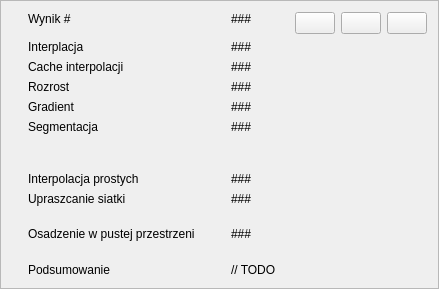
Qt form src/SokarUi/SegmentationResultWidget.ui (jedrzejowski/sokar-app) before a commit.
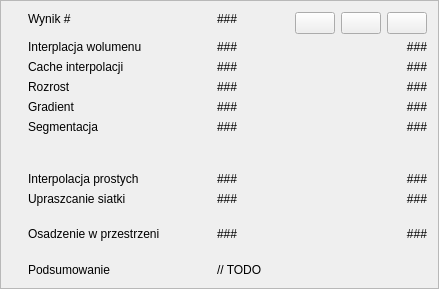
The same form after that commit. Icons and pictures are not drawn.

What changed in the file:
```diff
--- a/src/SokarUi/SegmentationResultWidget.ui
+++ b/src/SokarUi/SegmentationResultWidget.ui
@@ -19,7 +19,61 @@
   <property name="frameShadow">
    <enum>QFrame::Plain</enum>
   </property>
-  <layout class="QGridLayout" name="gridLayout_2" columnstretch="0,1,1">
+  <layout class="QGridLayout" name="gridLayout_2" columnstretch="0,1,1,0">
+   <item row="11" column="1">
+    <widget class="QLabel" name="label_7">
+     <property name="text">
+      <string>Osadzenie w przestrzeni</string>
+     </property>
+    </widget>
+   </item>
+   <item row="5" column="2">
+    <widget class="QLabel" name="segmentation_label">
+     <property name="text">
+      <string>###</string>
+     </property>
+     <property name="alignment">
+      <set>Qt::AlignLeading|Qt::AlignLeft|Qt::AlignTop</set>
+     </property>
+    </widget>
+   </item>
+   <item row="3" column="2">
+    <widget class="QLabel" name="region_growth_label">
+     <property name="text">
+      <string>###</string>
+     </property>
+     <property name="alignment">
+      <set>Qt::AlignLeading|Qt::AlignLeft|Qt::AlignTop</set>
+     </property>
+    </widget>
+   </item>
+   <item row="0" column="0" rowspan="14">
+    <widget class="QWidget" name="colorPreview" native="true">
+     <property name="minimumSize">
+      <size>
+       <width>10</width>
+       <height>0</height>
+      </size>
+     </property>
+    </widget>
+   </item>
+   <item row="1" column="3">
+    <widget class="QLabel" name="volume_interpolation_time">
+     <property name="text">
+      <string>###</string>
+     </property>
+     <property name="alignment">
+      <set>Qt::AlignRight|Qt::AlignTrailing|Qt::AlignVCenter</set>
+     </property>
+    </widget>
+   </item>
+   <item row="11" column="2">
+    <widget class="QLabel" name="volume_env_label">
+     <property name="text">
+      <string>###</string>
+     </property>
+    </widget>
+   </item>
    <item row="13" column="2">
     <widget class="QLabel" name="sumLabel">
      <property name="text">
@@ -30,17 +84,158 @@
      </property>
     </widget>
    </item>
-   <item row="13" column="1">
-    <widget class="QLabel" name="label_10">
+   <item row="3" column="3">
+    <widget class="QLabel" name="region_growth_time">
      <property name="text">
-      <string>Podsumowanie</string>
+      <string>###</string>
      </property>
      <property name="alignment">
+      <set>Qt::AlignRight|Qt::AlignTrailing|Qt::AlignVCenter</set>
+     </property>
+    </widget>
+   </item>
+   <item row="5" column="3">
+    <widget class="QLabel" name="segmentation_time">
+     <property name="text">
+      <string>###</string>
+     </property>
+     <property name="alignment">
+      <set>Qt::AlignRight|Qt::AlignTrailing|Qt::AlignVCenter</set>
+     </property>
+    </widget>
+   </item>
+   <item row="8" column="2">
+    <widget class="QLabel" name="line_interpolation_label">
+     <property name="text">
+      <string>###</string>
+     </property>
+    </widget>
+   </item>
+   <item row="2" column="3">
+    <widget class="QLabel" name="volume_interpolation_cache_time">
+     <property name="text">
+      <string>###</string>
+     </property>
+     <property name="alignment">
+      <set>Qt::AlignRight|Qt::AlignTrailing|Qt::AlignVCenter</set>
+     </property>
+    </widget>
+   </item>
+   <item row="2" column="1">
+    <widget class="QLabel" name="label_5">
+     <property name="text">
+      <string>Cache interpolacji</string>
+     </property>
+     <property name="alignment">
       <set>Qt::AlignLeading|Qt::AlignLeft|Qt::AlignTop</set>
      </property>
     </widget>
    </item>
-   <item row="0" column="2">
+   <item row="5" column="1">
+    <widget class="QLabel" name="label_2">
+     <property name="text">
+      <string>Segmentacja</string>
+     </property>
+     <property name="alignment">
+      <set>Qt::AlignLeading|Qt::AlignLeft|Qt::AlignTop</set>
+     </property>
+    </widget>
+   </item>
+   <item row="4" column="3">
+    <widget class="QLabel" name="gradient_time">
+     <property name="text">
+      <string>###</string>
+     </property>
+     <property name="alignment">
+      <set>Qt::AlignRight|Qt::AlignTrailing|Qt::AlignVCenter</set>
+     </property>
+    </widget>
+   </item>
+   <item row="1" column="1">
+    <widget class="QLabel" name="label_4">
+     <property name="text">
+      <string>Interplacja wolumenu</string>
+     </property>
+     <property name="alignment">
+      <set>Qt::AlignLeading|Qt::AlignLeft|Qt::AlignTop</set>
+     </property>
+    </widget>
+   </item>
+   <item row="4" column="2">
+    <widget class="QLabel" name="gradient_label">
+     <property name="text">
+      <string>###</string>
+     </property>
+    </widget>
+   </item>
+   <item row="1" column="2">
+    <widget class="QLabel" name="volume_interpolation_label">
+     <property name="text">
+      <string>###</string>
+     </property>
+     <property name="alignment">
+      <set>Qt::AlignLeading|Qt::AlignLeft|Qt::AlignTop</set>
+     </property>
+    </widget>
+   </item>
+   <item row="3" column="1">
+    <widget class="QLabel" name="label_3">
+     <property name="text">
+      <string>Rozrost</string>
+     </property>
+     <property name="alignment">
+      <set>Qt::AlignLeading|Qt::AlignLeft|Qt::AlignTop</set>
+     </property>
+    </widget>
+   </item>
+   <item row="8" column="3">
+    <widget class="QLabel" name="line_interpolation_time">
+     <property name="text">
+      <string>###</string>
+     </property>
+     <property name="alignment">
+      <set>Qt::AlignRight|Qt::AlignTrailing|Qt::AlignVCenter</set>
+     </property>
+    </widget>
+   </item>
+   <item row="9" column="3">
+    <widget class="QLabel" name="mesh_simplification_time">
+     <property name="text">
+      <string>###</string>
+     </property>
+     <property name="alignment">
+      <set>Qt::AlignRight|Qt::AlignTrailing|Qt::AlignVCenter</set>
+     </property>
+    </widget>
+   </item>
+   <item row="8" column="1">
+    <widget class="QLabel" name="label_9">
+     <property name="text">
+      <string>Interpolacja prostych</string>
+     </property>
+    </widget>
+   </item>
+   <item row="0" column="1">
+    <widget class="QLabel" name="label">
+     <property name="text">
+      <string>Wynik #</string>
+     </property>
+     <property name="alignment">
+      <set>Qt::AlignLeading|Qt::AlignLeft|Qt::AlignTop</set>
+     </property>
+    </widget>
+   </item>
+   <item row="9" column="1">
+    <widget class="QLabel" name="label_8">
+     <property name="text">
+      <string>Upraszcanie siatki</string>
+     </property>
+     <property name="alignment">
+      <set>Qt::AlignLeading|Qt::AlignLeft|Qt::AlignTop</set>
+     </property>
+    </widget>
+   </item>
+   <item row="0" column="2" colspan="2">
     <layout class="QHBoxLayout" name="horizontalLayout_2">
      <item>
       <widget class="QLabel" name="colorName">
@@ -103,18 +298,8 @@
      </item>
     </layout>
    </item>
-   <item row="0" column="0" rowspan="14">
-    <widget class="QWidget" name="colorPreview" native="true">
-     <property name="minimumSize">
-      <size>
-       <width>10</width>
-       <height>0</height>
-      </size>
-     </property>
-    </widget>
-   </item>
-   <item row="3" column="2">
-    <widget class="QLabel" name="region_growth_label">
+   <item row="9" column="2">
+    <widget class="QLabel" name="mesh_simplification_label">
      <property name="text">
       <string>###</string>
      </property>
@@ -123,40 +308,10 @@
      </property>
     </widget>
    </item>
-   <item row="5" column="2">
-    <widget class="QLabel" name="segmentation_label">
+   <item row="13" column="1">
+    <widget class="QLabel" name="label_10">
      <property name="text">
-      <string>###</string>
-     </property>
-     <property name="alignment">
-      <set>Qt::AlignLeading|Qt::AlignLeft|Qt::AlignTop</set>
-     </property>
-    </widget>
-   </item>
-   <item row="1" column="2">
-    <widget class="QLabel" name="volume_interpolation_label">
-     <property name="text">
-      <string>###</string>
-     </property>
-     <property name="alignment">
-      <set>Qt::AlignLeading|Qt::AlignLeft|Qt::AlignTop</set>
-     </property>
-    </widget>
-   </item>
-   <item row="5" column="1">
-    <widget class="QLabel" name="label_2">
-     <property name="text">
-      <string>Segmentacja</string>
-     </property>
-     <property name="alignment">
-      <set>Qt::AlignLeading|Qt::AlignLeft|Qt::AlignTop</set>
-     </property>
-    </widget>
-   </item>
-   <item row="9" column="1">
-    <widget class="QLabel" name="label_8">
-     <property name="text">
-      <string>Upraszcanie siatki</string>
+      <string>Podsumowanie</string>
      </property>
      <property name="alignment">
       <set>Qt::AlignLeading|Qt::AlignLeft|Qt::AlignTop</set>
@@ -170,91 +325,6 @@
      </property>
     </widget>
    </item>
-   <item row="11" column="2">
-    <widget class="QLabel" name="volume_env_label">
-     <property name="text">
-      <string>###</string>
-     </property>
-    </widget>
-   </item>
-   <item row="0" column="1">
-    <widget class="QLabel" name="label">
-     <property name="text">
-      <string>Wynik #</string>
-     </property>
-     <property name="alignment">
-      <set>Qt::AlignLeading|Qt::AlignLeft|Qt::AlignTop</set>
-     </property>
-    </widget>
-   </item>
-   <item row="3" column="1">
-    <widget class="QLabel" name="label_3">
-     <property name="text">
-      <string>Rozrost</string>
-     </property>
-     <property name="alignment">
-      <set>Qt::AlignLeading|Qt::AlignLeft|Qt::AlignTop</set>
-     </property>
-    </widget>
-   </item>
-   <item row="8" column="1">
-    <widget class="QLabel" name="label_9">
-     <property name="text">
-      <string>Interpolacja prostych</string>
-     </property>
-    </widget>
-   </item>
-   <item row="11" column="1">
-    <widget class="QLabel" name="label_7">
-     <property name="text">
-      <string>Osadzenie w pustej przestrzeni</string>
-     </property>
-    </widget>
-   </item>
-   <item row="9" column="2">
-    <widget class="QLabel" name="mesh_simplification_label">
-     <property name="text">
-      <string>###</string>
-     </property>
-     <property name="alignment">
-      <set>Qt::AlignLeading|Qt::AlignLeft|Qt::AlignTop</set>
-     </property>
-    </widget>
-   </item>
-   <item row="4" column="2">
-    <widget class="QLabel" name="gradient_label">
-     <property name="text">
-      <string>###</string>
-     </property>
-    </widget>
-   </item>
-   <item row="8" column="2">
-    <widget class="QLabel" name="line_interpolation_label">
-     <property name="text">
-      <string>###</string>
-     </property>
-    </widget>
-   </item>
-   <item row="1" column="1">
-    <widget class="QLabel" name="label_4">
-     <property name="text">
-      <string>Interplacja</string>
-     </property>
-     <property name="alignment">
-      <set>Qt::AlignLeading|Qt::AlignLeft|Qt::AlignTop</set>
-     </property>
-    </widget>
-   </item>
-   <item row="2" column="1">
-    <widget class="QLabel" name="label_5">
-     <property name="text">
-      <string>Cache interpolacji</string>
-     </property>
-     <property name="alignment">
-      <set>Qt::AlignLeading|Qt::AlignLeft|Qt::AlignTop</set>
-     </property>
-    </widget>
-   </item>
    <item row="2" column="2">
     <widget class="QLabel" name="volume_interpolation_cache_label">
      <property name="text">
@@ -265,6 +335,16 @@
      </property>
     </widget>
    </item>
+   <item row="11" column="3">
+    <widget class="QLabel" name="volume_env_time">
+     <property name="text">
+      <string>###</string>
+     </property>
+     <property name="alignment">
+      <set>Qt::AlignRight|Qt::AlignTrailing|Qt::AlignVCenter</set>
+     </property>
+    </widget>
+   </item>
   </layout>
  </widget>
  <resources/>
```
